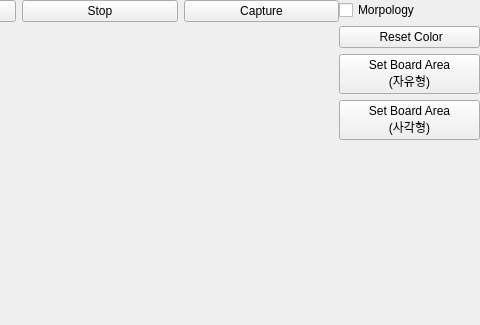
jcgod413/AirHockey, file widget.ui: the form before one commit; both pictures show x 301 to 781 and y 0 to 325 of the 781 by 514 pixel window.
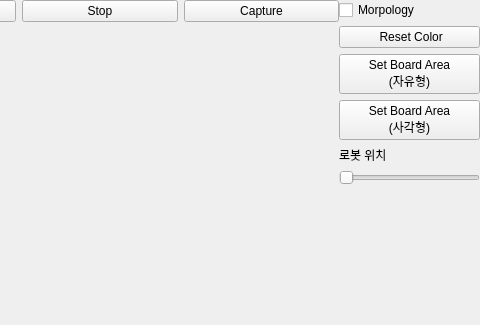
The form after the commit.

Commit message:
RobotDirection UI추가
RobotDirection UI추가

Patch:
```diff
--- a/widget.ui
+++ b/widget.ui
@@ -132,6 +132,26 @@
        </property>
       </widget>
      </item>
+     <item>
+      <widget class="QLabel" name="label_2">
+       <property name="text">
+        <string>로봇 위치</string>
+       </property>
+      </widget>
+     </item>
+     <item>
+      <widget class="QSlider" name="robotDirectionSlider">
+       <property name="maximum">
+        <number>1</number>
+       </property>
+       <property name="pageStep">
+        <number>1</number>
+       </property>
+       <property name="orientation">
+        <enum>Qt::Horizontal</enum>
+       </property>
+      </widget>
+     </item>
      <item>
       <spacer name="verticalSpacer">
        <property name="orientation">
```
The commit also changes 6 other files.
